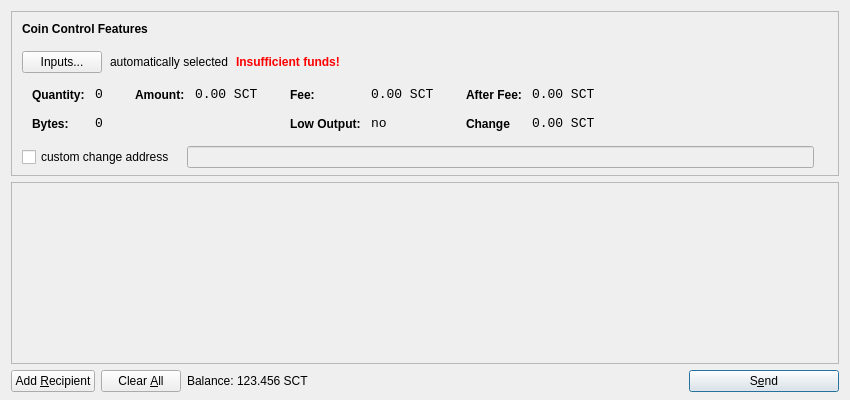
The window that src/qt/forms/sendcoinsdialog.ui (smartcryptotech/SmartCryptoTech) describes before a commit, drawn with Qt 5.
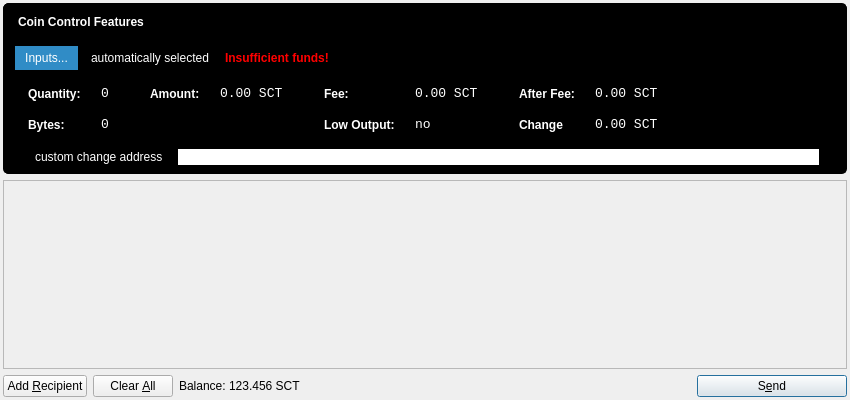
The same window after the commit. Icons and pictures are not drawn.

Patch:
```diff
--- a/src/qt/forms/sendcoinsdialog.ui
+++ b/src/qt/forms/sendcoinsdialog.ui
@@ -14,8 +14,17 @@
    <string>Send Coins</string>
   </property>
   <layout class="QVBoxLayout" name="verticalLayout" stretch="0,1,0">
+   <property name="leftMargin">
+    <number>3</number>
+   </property>
+   <property name="topMargin">
+    <number>3</number>
+   </property>
+   <property name="rightMargin">
+    <number>3</number>
+   </property>
    <property name="bottomMargin">
-    <number>8</number>
+    <number>3</number>
    </property>
    <item>
     <widget class="QFrame" name="frameCoinControl">
@@ -31,6 +40,12 @@
        <height>16777215</height>
       </size>
      </property>
+     <property name="styleSheet">
+      <string notr="true">background-color: rgb(0, 0, 0);
+color: rgb(255, 255, 255);
+border: 1px solid rgb(0, 0, 0); 
+border-radius: 5px;</string>
+     </property>
      <property name="frameShape">
       <enum>QFrame::StyledPanel</enum>
      </property>
@@ -39,7 +54,7 @@
      </property>
      <layout class="QVBoxLayout" name="verticalLayoutCoinControl2">
       <property name="spacing">
-       <number>-1</number>
+       <number>6</number>
       </property>
       <property name="leftMargin">
        <number>0</number>
@@ -104,7 +119,10 @@
           <item>
            <widget class="QPushButton" name="pushButtonCoinControl">
             <property name="styleSheet">
-             <string notr="true"/>
+             <string notr="true">background-color: rgb(48,140,198);
+padding:5px;
+border-radius:0px;
+padding:5px 10px;</string>
             </property>
             <property name="text">
              <string>Inputs...</string>
@@ -539,6 +557,11 @@
               <verstretch>0</verstretch>
              </sizepolicy>
             </property>
+            <property name="styleSheet">
+             <string notr="true">background-color: rgb(255, 255, 255);
+color: rgb(0, 0, 0);
+border-radius:0px;</string>
+            </property>
            </widget>
           </item>
           <item>
@@ -593,10 +616,13 @@
        <rect>
         <x>0</x>
         <y>0</y>
-        <width>830</width>
-        <height>165</height>
+        <width>842</width>
+        <height>159</height>
        </rect>
       </property>
+      <property name="styleSheet">
+       <string notr="true"/>
+      </property>
       <layout class="QVBoxLayout" name="verticalLayout_2">
        <property name="margin">
         <number>0</number>
```
Left out of the diff: 22 changed lines with no effect on the pictures.
